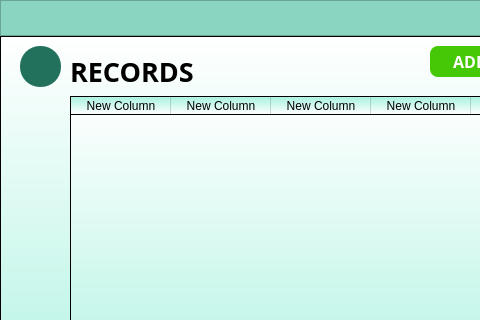
Old version of the form records.ui in the repository marcryangil/facemaskdetection; both pictures show x 0 to 480 and y 0 to 320 of the 942 by 495 pixel window.
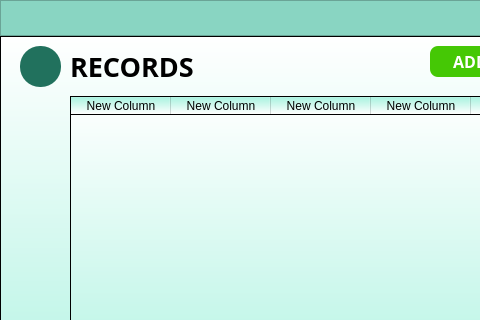
New version of the form. Icons and pictures are not drawn.

What changed in the file:
```diff
--- a/records.ui
+++ b/records.ui
@@ -199,7 +199,7 @@
        <property name="geometry">
         <rect>
          <x>70</x>
-         <y>20</y>
+         <y>15</y>
          <width>181</width>
          <height>31</height>
         </rect>
```
Left out of the diff: 20 changed lines with no effect on the pictures.
